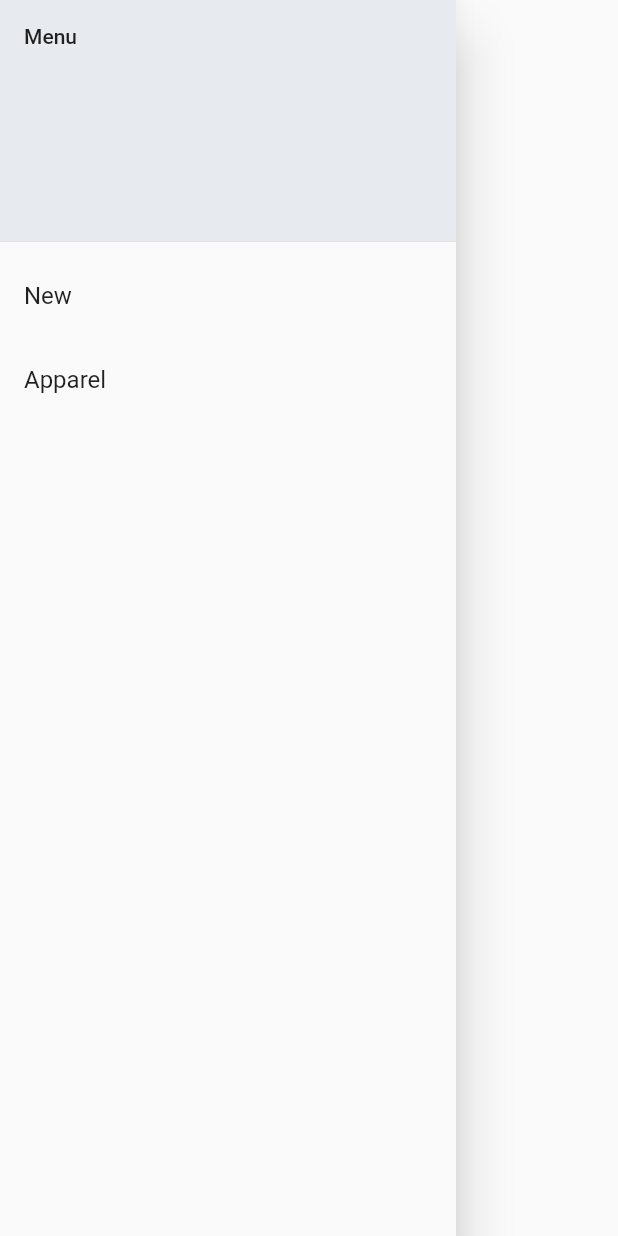
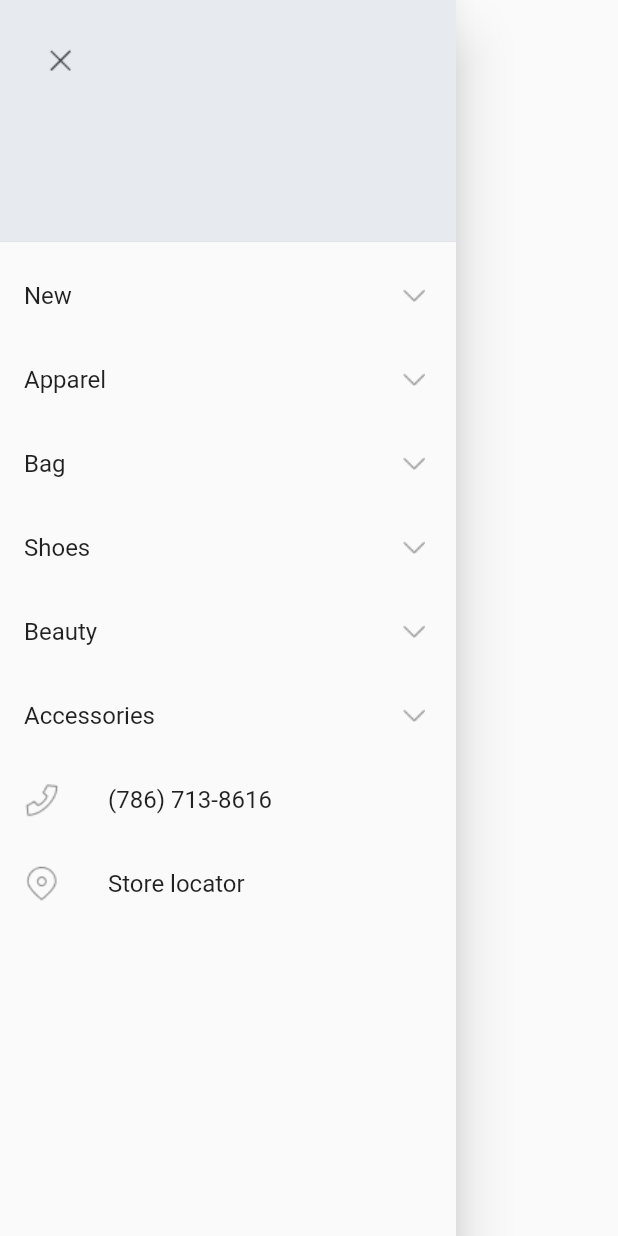
Before and after one commit to metatony/open-fashion, a Flutter app: the HomeDrawer widget shown alone on an empty page, opened directly, on a phone screen of 412 x 824 dp. Run offline on Flutter 3.47's test engine with Material 2 defaults, Android fonts, the phone set to English and light mode, and no system bars; our stand-ins replace flutter_screenutil, google_fonts, tab_indicator_styler.

Commit message:
populated drawer menu

```diff
--- a/lib/components/home_page/body.dart
+++ b/lib/components/home_page/body.dart
@@ -2,14 +2,11 @@
 
 import 'package:flutter/material.dart';
 import 'package:flutter_screenutil/flutter_screenutil.dart';
-import 'package:open_fashion/models/list.dart';
-import 'package:open_fashion/widgets/divider.dart';
-import 'package:open_fashion/widgets/header.dart';
+
 
 import 'collections/collections.dart';
 import 'home_banner.dart';
 import 'justforyou/just_for_you.dart';
-import 'justforyou/product.dart';
 import 'new arrival/new_arrival.dart';
 
 class Body extends StatelessWidget {
--- a/lib/components/home_page/drawer.dart
+++ b/lib/components/home_page/drawer.dart
@@ -1,6 +1,7 @@
 // ignore_for_file: prefer_const_constructors
 
 import 'package:flutter/material.dart';
+import 'package:open_fashion/models/list.dart';
 
 class HomeDrawer extends StatelessWidget {
   const HomeDrawer({
@@ -14,14 +15,39 @@ class HomeDrawer extends StatelessWidget {
         padding: EdgeInsets.zero,
         children: [
           DrawerHeader(
-              decoration: BoxDecoration(color: Color(0xffE7EAEF)),
-              child: Text('Menu')),
-          ListTile(
-            title: Text('New'),
+            decoration: BoxDecoration(
+              color: Color(0xffE7EAEF),
+            ),
+            child: Column(
+              crossAxisAlignment: CrossAxisAlignment.start,
+              children: [
+                IconButton(
+                  onPressed: () {
+                    Navigator.pop(context);
+                  },
+                  icon: ImageIcon(AssetImage('icons/Close.png')),
+                ),
+              ],
+            ),
+          ),
+          ...List.generate(
+            menuList.length,
+            (index) {
+              return ListTile(
+                title: Text(menuList[index]),
+                // add drop button here
+                trailing: ImageIcon(AssetImage('icons/Forward.png')),
+              );
+            },
           ),
           ListTile(
-            title: Text('Apparel'),
+            leading: ImageIcon(AssetImage('icons/Call.png')),
+            title: Text('(786) 713-8616'),
           ),
+          ListTile(
+            leading: ImageIcon(AssetImage('icons/Location.png')),
+            title: Text('Store locator'),
+          )
         ],
       ),
     );
--- a/lib/models/list.dart
+++ b/lib/models/list.dart
@@ -41,7 +41,7 @@ List justForYou = [
 
    { 'title' : 'Harris Tweed Three-button Jacket',
   'price' : '\$120',
-  'image' : 'images\Rectangle 321 (1).png',
+  'image' : 'images/Rectangle 321 (1).png',
   },
 
    { 'title' : '1WN reversible angora cardigan',
@@ -49,3 +49,12 @@ List justForYou = [
   'image' : 'images/Rectangle 321.png',
   }
 ];
+
+List menuList = [
+  'New',
+  'Apparel',
+  'Bag',
+  'Shoes',
+  'Beauty',
+  'Accessories'
+];
--- a/pubspec.yaml
+++ b/pubspec.yaml
@@ -64,6 +64,7 @@ flutter:
   # To add assets to your application, add an assets section, like this:
   assets:
   - images/
+  - icons/
 
   # An image asset can refer to one or more resolution-specific "variants", see
   # https://flutter.dev/assets-and-images/#resolution-aware
```
Also changed, not shown: icons/Call.png (added), icons/Close.png (added), icons/Forward.png (added), icons/Location.png (added).
